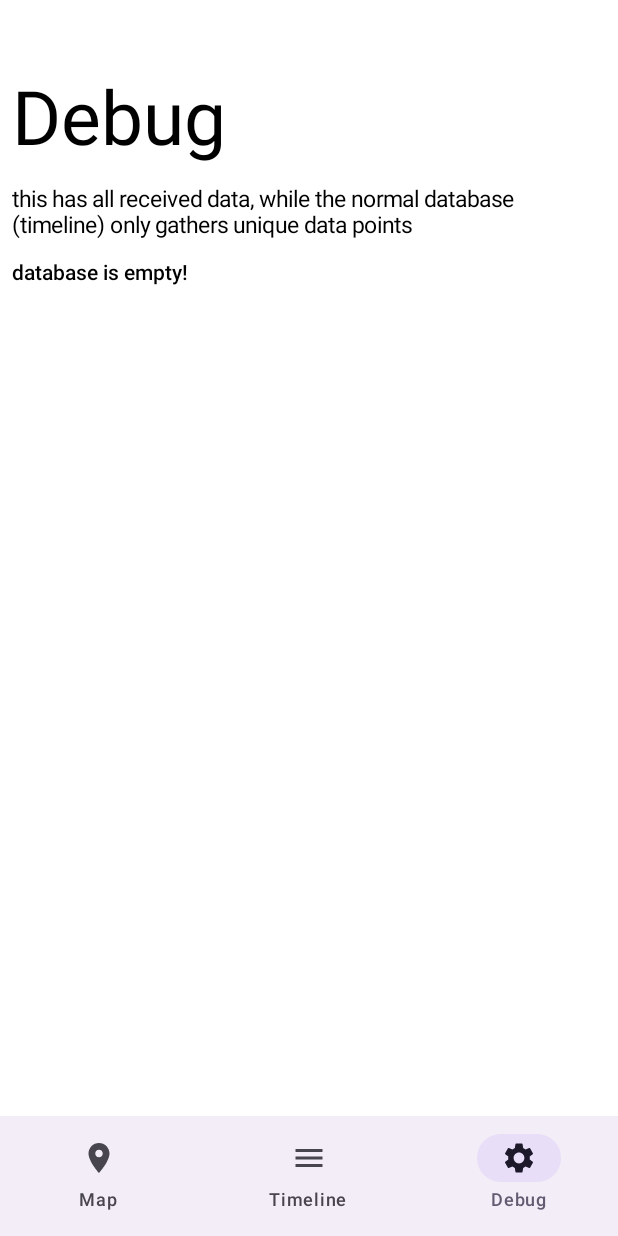
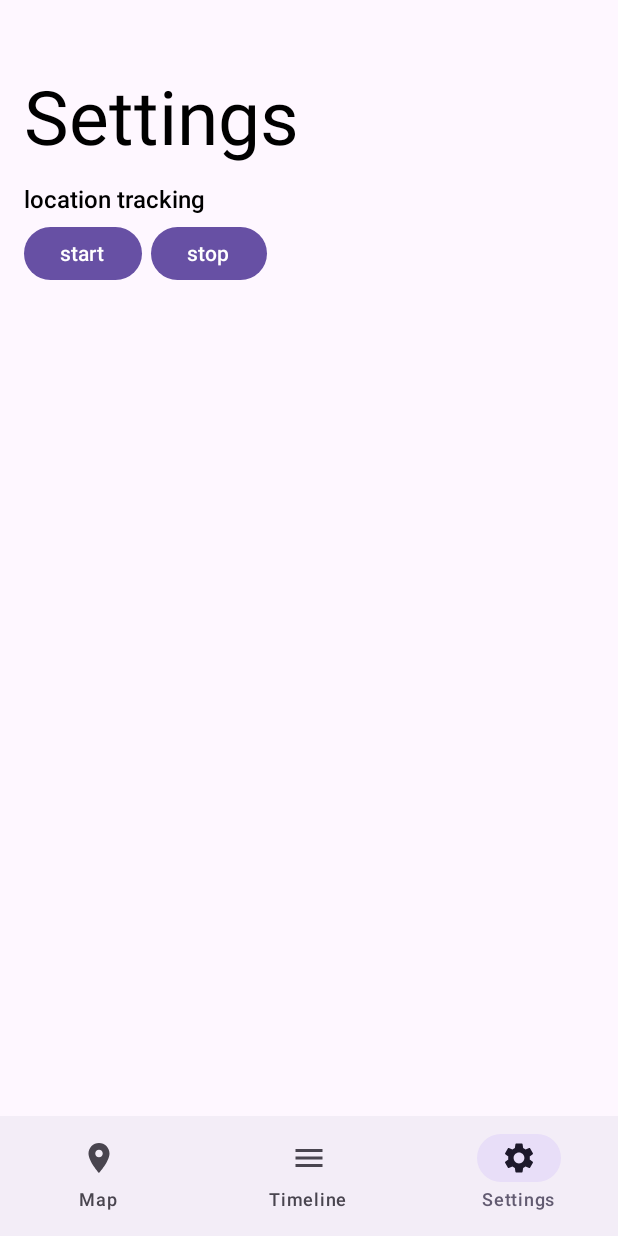
Before and after one commit to pinotblanc/LocationLog, an Android app built with Jetpack Compose: the SettingsScreen screen opened through its navigation route, on a phone screen of 412 x 824 dp. Run offline under Robolectric (Android 15) with nearby library versions, the phone set to English and light mode, and no system bars; our stand-ins replace Room's generated code.

Commit message:
version 1.4: smart data gathering prototype

```diff
--- a/app/build.gradle.kts
+++ b/app/build.gradle.kts
@@ -21,8 +21,8 @@ android {
         applicationId = "noncom.pino.locationlog"
         minSdk = 29
         targetSdk = 34
-        versionCode = 4
-        versionName = "1.3"
+        versionCode = 5
+        versionName = "1.4"
 
         testInstrumentationRunner = "androidx.test.runner.AndroidJUnitRunner"
     }
@@ -66,7 +66,7 @@ dependencies {
     androidTestImplementation(libs.androidx.junit)
     androidTestImplementation(libs.androidx.espresso.core)
 
-    // google play services location (fused location provider)
+    // google play services location (FusedLocationProvider and ActivityRecognitionClient)
     implementation(libs.play.services.location)
 
     // work manager
--- a/app/src/main/java/noncom/pino/locationlog/MainActivity.kt
+++ b/app/src/main/java/noncom/pino/locationlog/MainActivity.kt
@@ -1,7 +1,5 @@
 package noncom.pino.locationlog
 
-import android.Manifest
-import android.content.pm.PackageManager
 import android.graphics.Color
 import android.os.Bundle
 import androidx.activity.ComponentActivity
@@ -9,22 +7,15 @@ import androidx.activity.SystemBarStyle
 import androidx.activity.compose.setContent
 import androidx.activity.enableEdgeToEdge
 import androidx.compose.foundation.layout.Box
-import androidx.core.app.ActivityCompat
-import androidx.core.content.ContextCompat
-import androidx.work.ExistingPeriodicWorkPolicy
-import androidx.work.PeriodicWorkRequest
-import androidx.work.WorkManager
 import kotlinx.coroutines.CoroutineScope
 import kotlinx.coroutines.Dispatchers
 import kotlinx.coroutines.launch
-import noncom.pino.locationlog.database.DebugDB
 import noncom.pino.locationlog.database.LocationLogDB
 import noncom.pino.locationlog.ui.screens.MainScreen
+import noncom.pino.locationlog.utils.ActivityListenerService
 import noncom.pino.locationlog.utils.AppState
-import noncom.pino.locationlog.utils.LocatingWorker
 import noncom.pino.locationlog.utils.Settings
 import java.time.ZoneId
-import java.util.concurrent.TimeUnit
 
 
 class MainActivity: ComponentActivity() {
@@ -35,43 +26,31 @@ class MainActivity: ComponentActivity() {
 
         lateinit var state: AppState
 
+        ActivityListenerService()
+
+        // TODO check all required permissions
+
         CoroutineScope(Dispatchers.IO).launch {
 
             // TODO: make timeline auto update (Flow/ViewModel)
             // TODO: check whether lists are lazy
             val db = LocationLogDB.getDatabase(applicationContext).dao().getLocationsNewestFirst()
-            val debug = DebugDB.getDatabase(applicationContext).dao().getLocationsNewestFirst()
             val settings = Settings(ZoneId.of("UTC")) // not used
-            state = AppState(db, debug, settings)
+            state = AppState(db, settings, applicationContext)
         }
 
         enableEdgeToEdge(statusBarStyle = SystemBarStyle.light(Color.TRANSPARENT, Color.TRANSPARENT))
         setContent { Box { MainScreen(state) } }
     }
-
-    override fun onResume() {
-
-        super.onResume()
-        startTracking()
-    }
-
-    private fun startTracking() {
-
-        // check for permission
-        if (ContextCompat.checkSelfPermission(this, Manifest.permission.ACCESS_COARSE_LOCATION) != PackageManager.PERMISSION_GRANTED ||
-            ContextCompat.checkSelfPermission(this, Manifest.permission.ACCESS_FINE_LOCATION) != PackageManager.PERMISSION_GRANTED) {
-
-            // ask for permission if not already granted
-            ActivityCompat.requestPermissions(
-                this@MainActivity, arrayOf(
-                    Manifest.permission.ACCESS_COARSE_LOCATION,
-                    Manifest.permission.ACCESS_FINE_LOCATION
-                ), 1002
-            )
-        }
-
-        // start periodic location tracking (15min interval)
-        val periodicWork = PeriodicWorkRequest.Builder(LocatingWorker::class.java, 15, TimeUnit.MINUTES).build()
-        WorkManager.getInstance(this@MainActivity).enqueueUniquePeriodicWork("Location", ExistingPeriodicWorkPolicy.UPDATE, periodicWork)
-    }
+//    if (ContextCompat.checkSelfPermission(this, Manifest.permission.ACCESS_COARSE_LOCATION) != PackageManager.PERMISSION_GRANTED ||
+//    ContextCompat.checkSelfPermission(this, Manifest.permission.ACCESS_FINE_LOCATION) != PackageManager.PERMISSION_GRANTED) {
+//
+//        // ask for permission if not already granted
+//        ActivityCompat.requestPermissions(
+//            this@MainActivity, arrayOf(
+//                Manifest.permission.ACCESS_COARSE_LOCATION,
+//                Manifest.permission.ACCESS_FINE_LOCATION
+//            ), 1002
+//        )
+//    }
 }
--- a/app/src/main/java/noncom/pino/locationlog/database/DebugDAO.kt
+++ /dev/null
@@ -1,23 +0,0 @@
-package noncom.pino.locationlog.database
-
-import androidx.room.Dao
-import androidx.room.Insert
-import androidx.room.OnConflictStrategy
-import androidx.room.Query
-
-
-@Dao
-interface DebugDAO {
-
-    @Insert(onConflict = OnConflictStrategy.REPLACE)
-    suspend fun insertLocation(entry: LocationLogEntry)
-
-    @Query("SELECT (SELECT COUNT(*) FROM location) == 0")
-    fun isEmpty(): Boolean
-
-    @Query("SELECT * FROM location ORDER BY timestamp DESC LIMIT 1")
-    suspend fun getLastLocation(): LocationLogEntry
-
-    @Query("SELECT * FROM location ORDER BY timestamp DESC")
-    suspend fun getLocationsNewestFirst(): List<LocationLogEntry>
-}
--- a/app/src/main/java/noncom/pino/locationlog/database/DebugDB.kt
+++ /dev/null
@@ -1,29 +0,0 @@
-package noncom.pino.locationlog.database
-
-import android.content.Context
-import androidx.room.Database
-import androidx.room.Room
-import androidx.room.RoomDatabase
-
-@Database(entities = [LocationLogEntry::class], version = 1, exportSchema = false)
-abstract class DebugDB: RoomDatabase() {
-
-    abstract fun dao(): DebugDAO
-
-    companion object {
-
-        @Volatile
-        private var INSTANCE: DebugDB? = null
-
-        fun getDatabase(context: Context): DebugDB {
-
-            // check whether DB is initialized
-            if (INSTANCE == null) {
-                synchronized(this) {
-                    INSTANCE = Room.databaseBuilder(context.applicationContext, DebugDB::class.java, "debug.db").build()
-                }
-            }
-            return INSTANCE as DebugDB
-        }
-    }
-}
--- a/app/src/main/java/noncom/pino/locationlog/ui/screens/BottomBarScreen.kt
+++ b/app/src/main/java/noncom/pino/locationlog/ui/screens/BottomBarScreen.kt
@@ -23,7 +23,7 @@ sealed class BottomBarScreen(
     )
     data object Settings: BottomBarScreen(
         route = "settings",
-        title = "Debug",
+        title = "Settings",
         icon = Icons.Default.Settings
     )
 }
--- a/app/src/main/java/noncom/pino/locationlog/ui/screens/MainScreen.kt
+++ b/app/src/main/java/noncom/pino/locationlog/ui/screens/MainScreen.kt
@@ -11,20 +11,16 @@ import androidx.compose.material3.Text
 import androidx.compose.runtime.Composable
 import androidx.compose.runtime.getValue
 import androidx.compose.ui.Modifier
-import androidx.compose.ui.tooling.preview.Preview
-import androidx.compose.ui.tooling.preview.PreviewParameter
 import androidx.navigation.NavDestination.Companion.hierarchy
 import androidx.navigation.NavHostController
 import androidx.navigation.compose.currentBackStackEntryAsState
 import androidx.navigation.compose.rememberNavController
 import noncom.pino.locationlog.ui.BottomNavGraph
-import noncom.pino.locationlog.ui.StateProvider
 import noncom.pino.locationlog.utils.AppState
 
 
-@Preview
 @Composable
-fun MainScreen(@PreviewParameter(StateProvider::class) state: AppState) {
+fun MainScreen(state: AppState) {
 
     val navController = rememberNavController()
 
--- a/app/src/main/java/noncom/pino/locationlog/ui/screens/MapScreen.kt
+++ b/app/src/main/java/noncom/pino/locationlog/ui/screens/MapScreen.kt
@@ -11,34 +11,36 @@ import androidx.compose.ui.Alignment
 import androidx.compose.ui.Modifier
 import androidx.compose.ui.graphics.Color
 import androidx.compose.ui.text.font.FontWeight
-import androidx.compose.ui.tooling.preview.Preview
-import androidx.compose.ui.tooling.preview.PreviewParameter
 import androidx.compose.ui.unit.dp
 import androidx.compose.ui.unit.sp
 import com.google.android.gms.maps.model.CameraPosition
 import com.google.android.gms.maps.model.LatLng
 import com.google.maps.android.compose.*
 import noncom.pino.locationlog.database.LocationLogEntry
-import noncom.pino.locationlog.ui.StateProvider
 import noncom.pino.locationlog.utils.AppState
 
-@Preview
 @Composable
-fun MapScreen(@PreviewParameter(StateProvider::class) state: AppState) {
+fun MapScreen(state: AppState) {
 
     Column(
-        modifier = Modifier.background(Color.White).fillMaxSize(),
+        modifier = Modifier.padding(top = 50.dp, bottom = 0.dp, start = 0.dp, end = 0.dp).fillMaxSize(),
         horizontalAlignment = Alignment.Start
     ) {
-        Text(
-            text = "Map",
-            color = Color.Black,
-            fontSize = 50.sp,
-            fontWeight = FontWeight.Normal,
-            modifier = Modifier.padding(top = 50.dp, bottom = 15.dp, start = 8.dp, end = 0.dp)
-        )
+        MapHeadline()
         Map(state.db)
     }
+}
+
+@Composable
+fun MapHeadline() {
+
+    Text(
+        text = "Map",
+        color = Color.Black,
+        fontSize = 50.sp,
+        fontWeight = FontWeight.Normal,
+        modifier = Modifier.padding(top = 0.dp, bottom = 15.dp, start = 8.dp, end = 0.dp)
+    )
 }
 
 @Composable
--- a/app/src/main/java/noncom/pino/locationlog/ui/screens/SettingsScreen.kt
+++ b/app/src/main/java/noncom/pino/locationlog/ui/screens/SettingsScreen.kt
@@ -1,85 +1,85 @@
 package noncom.pino.locationlog.ui.screens
 
-import androidx.compose.foundation.background
+import android.content.Intent
 import androidx.compose.foundation.layout.Arrangement
 import androidx.compose.foundation.layout.Column
 import androidx.compose.foundation.layout.Row
 import androidx.compose.foundation.layout.fillMaxSize
 import androidx.compose.foundation.layout.height
 import androidx.compose.foundation.layout.padding
-import androidx.compose.foundation.lazy.LazyColumn
-import androidx.compose.foundation.lazy.items
+import androidx.compose.material3.Button
 import androidx.compose.material3.Text
 import androidx.compose.runtime.Composable
 import androidx.compose.ui.Alignment
 import androidx.compose.ui.Modifier
 import androidx.compose.ui.graphics.Color
-import androidx.compose.ui.text.SpanStyle
-import androidx.compose.ui.text.TextStyle
-import androidx.compose.ui.text.buildAnnotatedString
 import androidx.compose.ui.text.font.FontWeight
-import androidx.compose.ui.text.withStyle
-import androidx.compose.ui.tooling.preview.Preview
-import androidx.compose.ui.tooling.preview.PreviewParameter
 import androidx.compose.ui.unit.dp
 import androidx.compose.ui.unit.sp
-import noncom.pino.locationlog.ui.StateProvider
+import noncom.pino.locationlog.utils.ActivityListenerService
 import noncom.pino.locationlog.utils.AppState
 
-@Preview
 @Composable
-fun SettingsScreen(@PreviewParameter(StateProvider::class) state: AppState) {
+fun SettingsScreen(state: AppState) {
 
-    // TODO debug
     Column(
-        modifier = Modifier.background(Color.White).padding(top = 0.dp, bottom = 0.dp, start = 8.dp, end = 8.dp).fillMaxSize(),
+        modifier = Modifier.padding(top = 50.dp, bottom = 0.dp, start = 16.dp, end = 16.dp),
         horizontalAlignment = Alignment.Start
     ) {
+        SettingsHeadline()
+        TrackingSetting(state)
+    }
+}
+
+@Composable
+fun SettingsHeadline() {
+
     Text(
-            text = "Debug",
+        text = "Settings",
         color = Color.Black,
         fontSize = 50.sp,
         fontWeight = FontWeight.Normal,
-            modifier = Modifier.padding(top = 50.dp, bottom = 15.dp, start = 0.dp, end = 0.dp)
-        )
-        Text(
-            text = "this has all received data, while the normal database (timeline) only gathers unique data points",
-            color = Color.Black,
-            fontSize = 15.sp,
-            fontWeight = FontWeight.Normal,
         modifier = Modifier.padding(top = 0.dp, bottom = 15.dp, start = 0.dp, end = 0.dp)
     )
-        if (state.debug.isNotEmpty()) {
+}
 
-            // db table
-            LazyColumn(
-                verticalArrangement = Arrangement.spacedBy(4.dp),
-                horizontalAlignment = Alignment.Start,
-                modifier = Modifier.fillMaxSize()
+@Composable
+fun TrackingSetting(state: AppState) {
+
+    Column {
+
+        Text(
+            text = "location tracking",
+            color = Color.Black,
+            fontSize = 16.sp,
+            fontWeight = FontWeight.Medium,
+            modifier = Modifier.padding(top = 0.dp, bottom = 8.dp, start = 0.dp, end = 0.dp)
+        )
+
+        Row(
+            horizontalArrangement = Arrangement.spacedBy(6.dp),
+            verticalAlignment = Alignment.CenterVertically,
+            modifier = Modifier.height(35.dp).fillMaxSize()
         ) {
-                items(state.debug) { entry -> TimelineEntry(entry) }
-                item { Row(modifier = Modifier.height(8.dp)) {} }
+            Button(
+                onClick = {
+                    Intent(state.context, ActivityListenerService::class.java).also {
+
+                        it.action = ActivityListenerService.Actions.START.toString()
+                        state.context.startService(it)
                     }
                 }
-        else {
-            Text(
-                text = buildAnnotatedString { withStyle(style = SpanStyle(fontFeatureSettings = "tnum")) { append("database is empty!") } },
-                color = Color.Black,
-                fontSize = TextStyle.Default.fontSize,
-                fontWeight = FontWeight.Medium
-            )
+            ) { Text(text = "start") }
+
+            Button(
+                onClick = {
+                    Intent(state.context, ActivityListenerService::class.java).also {
+
+                        it.action = ActivityListenerService.Actions.STOP.toString()
+                        state.context.startService(it)
                     }
                 }
-
-//    Box(
-//        modifier = Modifier.fillMaxSize().background(Color.White),
-//        contentAlignment = Alignment.Center
-//    ) {
-//        Text(
-//            text = "settings go here",
-//            color = Color.Black,
-//            fontSize = TextStyle.Default.fontSize,
-//            fontWeight = FontWeight.Bold
-//        )
-//    }
+            ) { Text(text = "stop") }
         }
+    }
+}
--- a/app/src/main/java/noncom/pino/locationlog/utils/AppState.kt
+++ b/app/src/main/java/noncom/pino/locationlog/utils/AppState.kt
@@ -1,13 +1,14 @@
 package noncom.pino.locationlog.utils
 
+import android.content.Context
 import noncom.pino.locationlog.database.LocationLogEntry
 
 class AppState(
     db: List<LocationLogEntry>,
-    debug: List<LocationLogEntry>, // TODO debug
-    settings: Settings
+    settings: Settings,
+    context: Context
 ) {
     var db = db
-    var debug = debug // TODO debug
     var settings = settings
+    var context = context
 }
```
Also changed, not shown: app/src/main/AndroidManifest.xml (+17 -2 lines), app/src/main/java/noncom/pino/locationlog/ui/PreviewParameterProviders.kt (deleted, +0 -67 lines), app/src/main/java/noncom/pino/locationlog/ui/screens/TimelineScreen.kt (+6 -11 lines), app/src/main/java/noncom/pino/locationlog/utils/ActivityListenerService.kt (added, +84 -0 lines), app/src/main/java/noncom/pino/locationlog/utils/LocatingWorker.kt (deleted, +0 -80 lines), app/src/main/java/noncom/pino/locationlog/utils/LocationLoggerService.kt (added, +140 -0 lines). Lines whose indentation alone changed are shown as unchanged.
